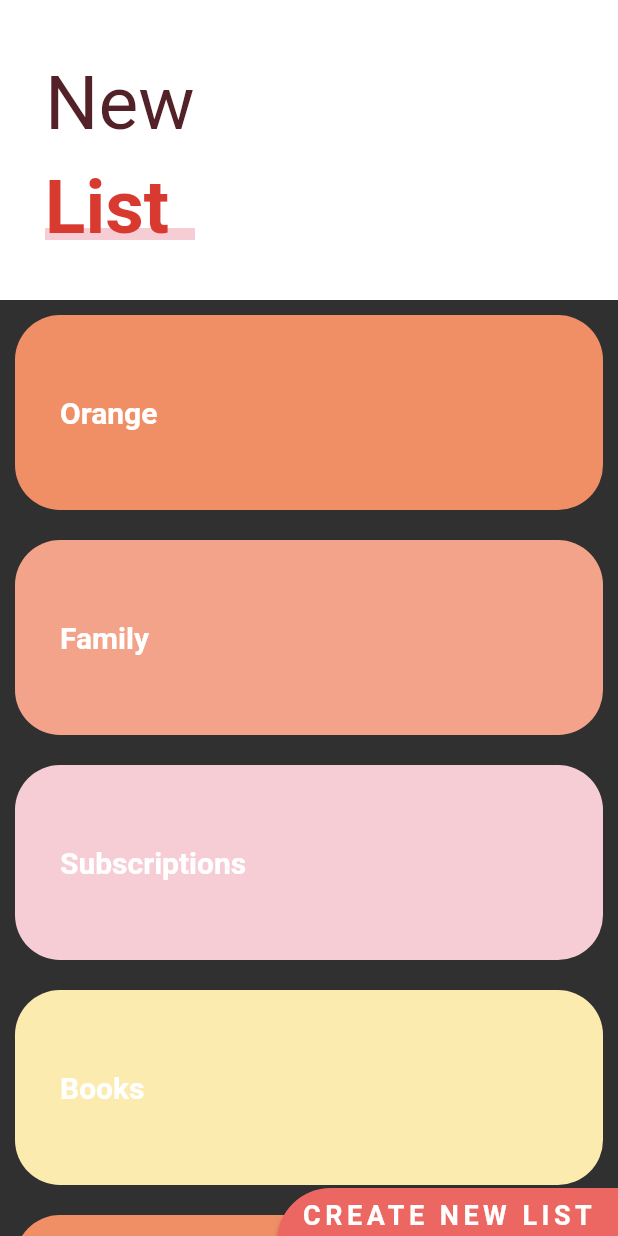
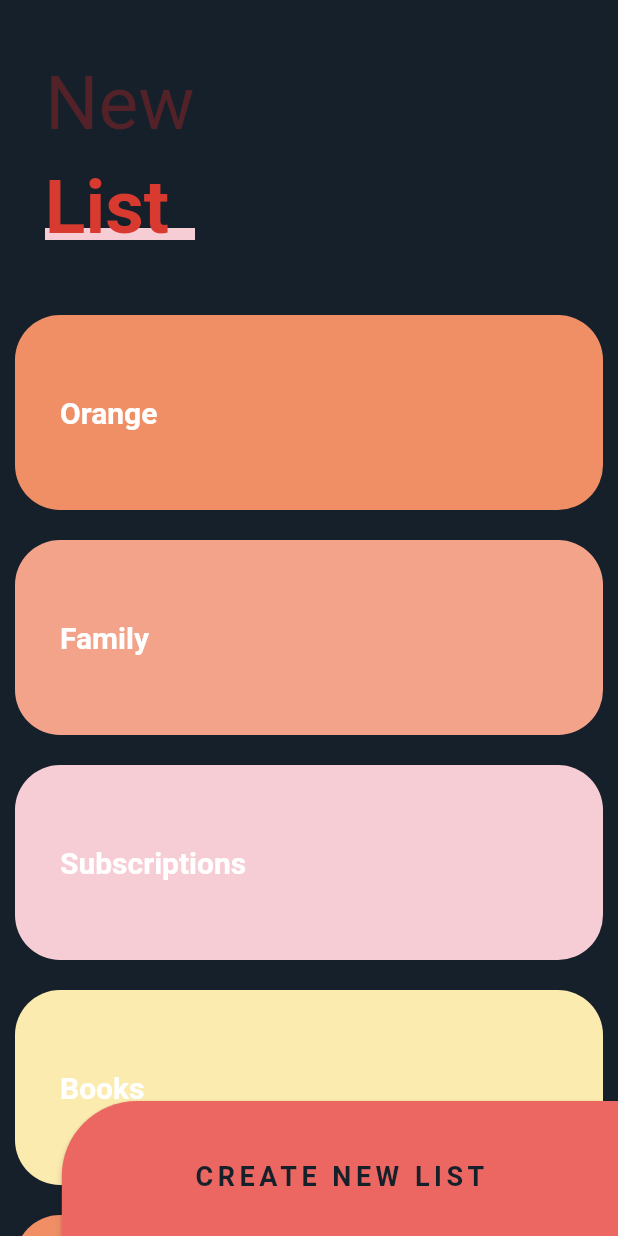
Before and after one commit to bortan01/ProfecionalDesigns, a Flutter app: the SliverListPage screen opened directly, on a phone screen of 412 x 824 dp. Run offline on Flutter 3.47's test engine with Material 2 defaults, Android fonts, the phone set to English and light mode, and no system bars; our stand-ins replace animate_do, flutter_svg, font_awesome_flutter.

Commit message:
agregando el color presonalizado

```diff
--- a/lib/main.dart
+++ b/lib/main.dart
@@ -6,7 +6,7 @@ import 'src/pages/luncher_page.dart';
 
 void main() => runApp(
       ChangeNotifierProvider(
-        create: (context) => ThemeChanger(2),
+        create: (context) => ThemeChanger(3),
         child: const MyApp(),
       ),
     );
--- a/lib/src/pages/slider_list_page.dart
+++ b/lib/src/pages/slider_list_page.dart
@@ -1,4 +1,6 @@
+import 'package:dis/src/themes/theme_changer.dart';
 import 'package:flutter/material.dart';
+import 'package:provider/provider.dart';
 
 class SliverListPage extends StatelessWidget {
   const SliverListPage({Key? key}) : super(key: key);
@@ -6,11 +8,15 @@ class SliverListPage extends StatelessWidget {
   @override
   Widget build(BuildContext context) {
     return Scaffold(
-
-        // body: _Titulo()
-        // body: _ListaTareas()
         body: Stack(
-      children: <Widget>[_MainScroll(), Positioned(bottom: -10, right: 0, child: _BotonNewList())],
+      children: <Widget>[
+        _MainScroll(),
+        Positioned(
+          bottom: -10,
+          right: 0,
+          child: _BotonNewList(),
+        ),
+      ],
     ));
   }
 }
@@ -19,19 +25,30 @@ class _BotonNewList extends StatelessWidget {
   @override
   Widget build(BuildContext context) {
     final size = MediaQuery.of(context).size;
+    final appThemes = Provider.of<ThemeChanger>(context);
 
-    return ButtonTheme(
-      minWidth: size.width * 0.9,
+    return SizedBox(
       height: 100,
-      child: ElevatedButton(
-        onPressed: () {},
-        style: ElevatedButton.styleFrom(
-            primary: const Color(0xffED6762),
-            shape:
-                const RoundedRectangleBorder(borderRadius: BorderRadius.only(topLeft: Radius.circular(50)))),
-        child: const Text(
-          'CREATE NEW LIST',
-          style: TextStyle(color: Colors.white, fontSize: 18, fontWeight: FontWeight.bold, letterSpacing: 3),
+      width: size.width * 0.9,
+      child: ButtonTheme(
+        minWidth: double.infinity,
+        height: double.infinity,
+        child: ElevatedButton(
+          onPressed: () {},
+          style: ElevatedButton.styleFrom(
+              backgroundColor: appThemes.darkTheme
+                  ? appThemes.currentTheme.colorScheme.secondary
+                  : const Color(0xffED6762),
+              shape: const RoundedRectangleBorder(
+                  borderRadius: BorderRadius.only(topLeft: Radius.circular(50)))),
+          child: Text(
+            'CREATE NEW LIST',
+            style: TextStyle(
+                color: appThemes.currentTheme.scaffoldBackgroundColor,
+                fontSize: 18,
+                fontWeight: FontWeight.bold,
+                letterSpacing: 3),
+          ),
         ),
       ),
     );
@@ -60,14 +77,9 @@ class _MainScroll extends StatelessWidget {
 
   @override
   Widget build(BuildContext context) {
+    final appTheme = Provider.of<ThemeChanger>(context).currentTheme;
     return CustomScrollView(
       slivers: <Widget>[
-        // SliverAppBar(
-        //   floating: true,
-        //   elevation: 0,
-        //   backgroundColor: Colors.red,
-        //   title: Text('Hola Mundo'),
-        // ),
         SliverPersistentHeader(
             floating: true,
             delegate: _SliverCustomHeaderDelegate(
@@ -75,10 +87,9 @@ class _MainScroll extends StatelessWidget {
                 maxheight: 200,
                 child: Container(
                   alignment: Alignment.centerLeft,
-                  color: Colors.white,
+                  color: appTheme.scaffoldBackgroundColor,
                   child: _Titulo(),
                 ))),
-
         SliverList(delegate: SliverChildListDelegate([...items, const SizedBox(height: 100)]))
       ],
     );
@@ -114,14 +125,19 @@ class _SliverCustomHeaderDelegate extends SliverPersistentHeaderDelegate {
 class _Titulo extends StatelessWidget {
   @override
   Widget build(BuildContext context) {
+    final appThemes = Provider.of<ThemeChanger>(context);
+
     return Column(
       children: <Widget>[
         const SizedBox(height: 30),
         Container(
           margin: const EdgeInsets.symmetric(horizontal: 30, vertical: 10),
-          child: const Text(
+          child: Text(
             'New',
-            style: TextStyle(color: Color(0xff532128), fontSize: 50),
+            style: TextStyle(
+              color: appThemes.darkTheme ? Colors.grey : const Color(0xff532128),
+              fontSize: 50,
+            ),
           ),
         ),
         Stack(
@@ -132,7 +148,7 @@ class _Titulo extends StatelessWidget {
               child: Container(
                 width: 150,
                 height: 8,
-                color: const Color(0xffF7CDD5),
+                color: appThemes.darkTheme ? Colors.grey : const Color(0xffF7CDD5),
               ),
             ),
             const Text(
@@ -173,15 +189,24 @@ class _ListItem extends StatelessWidget {
 
   @override
   Widget build(BuildContext context) {
+    final appThemes = Provider.of<ThemeChanger>(context);
+
     return Container(
       padding: const EdgeInsets.all(30),
       alignment: Alignment.centerLeft,
       height: 130,
       margin: const EdgeInsets.all(10),
-      decoration: BoxDecoration(color: color, borderRadius: BorderRadius.circular(30)),
+      decoration: BoxDecoration(
+        color: !appThemes.darkTheme ? color : Colors.blue,
+        borderRadius: BorderRadius.circular(30),
+      ),
       child: Text(
         titulo,
-        style: const TextStyle(color: Colors.white, fontWeight: FontWeight.bold, fontSize: 20),
+        style: const TextStyle(
+          color: Colors.white,
+          fontWeight: FontWeight.bold,
+          fontSize: 20,
+        ),
       ),
     );
   }
--- a/lib/src/themes/theme_changer.dart
+++ b/lib/src/themes/theme_changer.dart
@@ -20,7 +20,16 @@ class ThemeChanger with ChangeNotifier {
       case 3: //dark
         _darkTheme = false;
         _customTheme = true;
-        _currentTheme = ThemeData.dark();
+        _currentTheme = ThemeData.dark().copyWith(
+
+          primaryColorLight: Colors.white,
+          scaffoldBackgroundColor: const Color(0XFF16202B),
+          textTheme: const TextTheme(bodyText1: TextStyle(color: Colors.white)),
+          colorScheme: ThemeData().colorScheme.copyWith(
+                secondary: const Color(0xff48A0EB),
+
+              ),
+        );
         break;
       default:
         _darkTheme = false;
@@ -50,7 +59,11 @@ class ThemeChanger with ChangeNotifier {
     _customTheme = value;
 
     if (value) {
-      _currentTheme = ThemeData.light();
+      _currentTheme = ThemeData.dark().copyWith(
+        colorScheme: ThemeData().colorScheme.copyWith(
+              secondary: const Color(0xff48A0EB),
+            ),
+      );
     } else {
       _currentTheme = ThemeData.light();
     }
```
